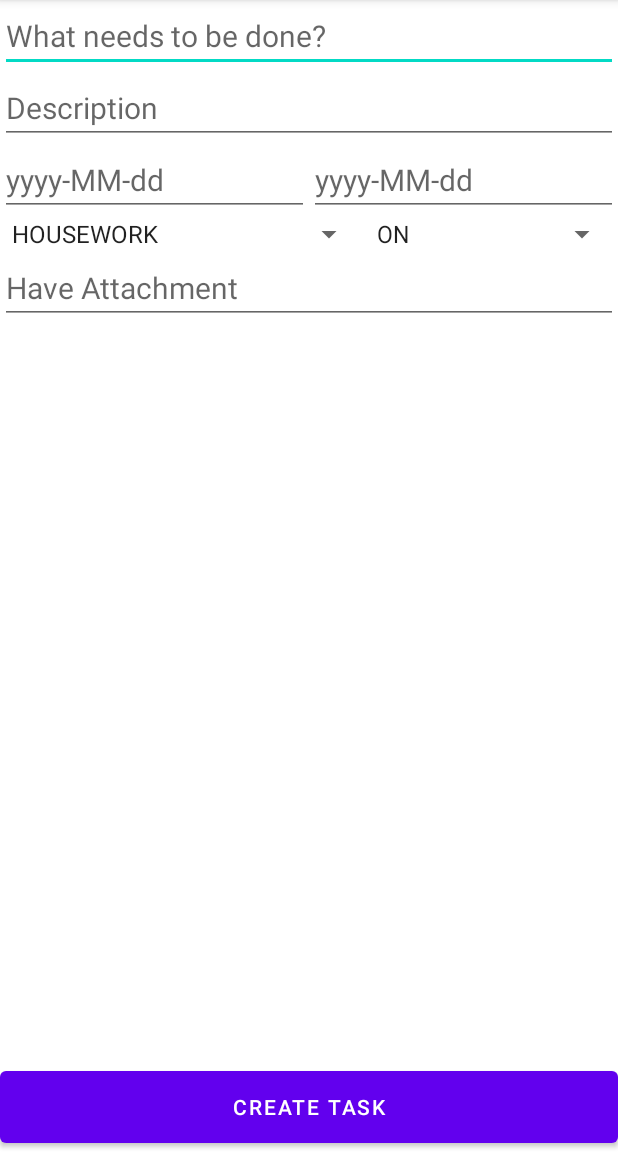
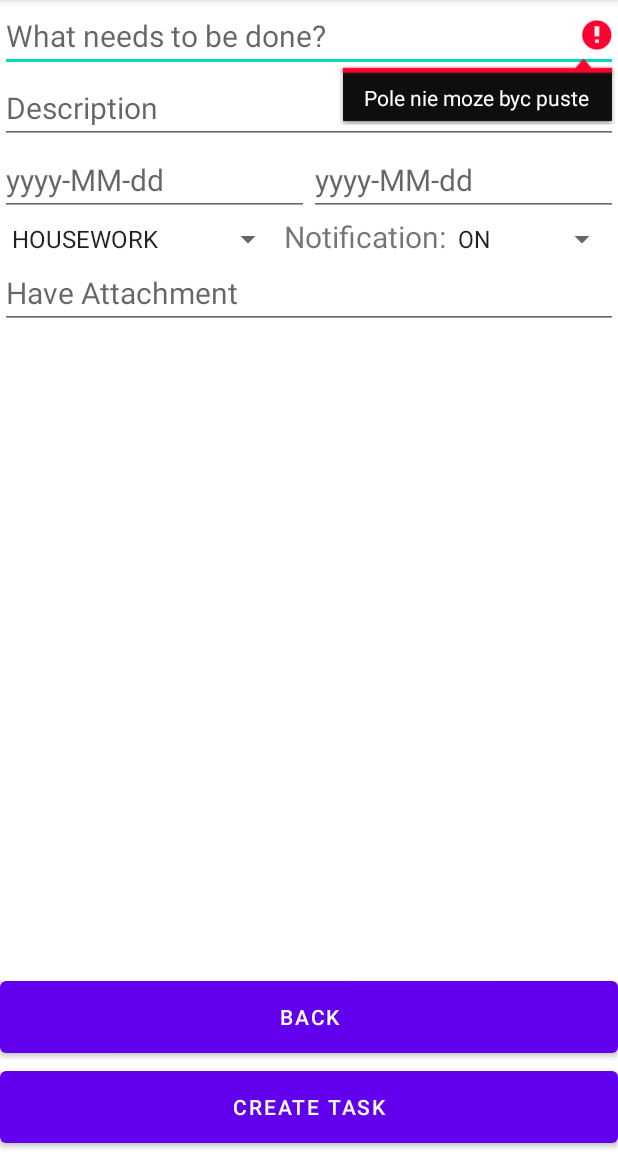
Before and after one commit to KamilSzus/ListaToDo, an Android app: the fragment CreateTask shown on its own in the app's theme, after a tap on "CREATE TASK", on a phone screen of 412 x 824 dp, the part 84-1236 px from its top. Run offline under Robolectric (Android 15) with nearby library versions, the phone set to English and light mode, and no system bars; 1 statement that could not run was skipped.

Commit message:
validation Task create

```diff
--- a/app/src/main/java/com/example/listatodo/CreateTask.java
+++ b/app/src/main/java/com/example/listatodo/CreateTask.java
@@ -8,6 +8,7 @@ import android.view.ViewGroup;
 import android.widget.Button;
 import android.widget.EditText;
 import android.widget.Spinner;
+import android.widget.Toast;
 
 import androidx.annotation.NonNull;
 import androidx.annotation.Nullable;
@@ -25,6 +26,7 @@ import java.util.Date;
 public class CreateTask extends Fragment {
 
     private Button createTask;
+    private Button cancel;
     private EditText editTextTaskTitle;
     private EditText editTextTaskDescription;
     private EditText editTextDateStart;
@@ -32,6 +34,11 @@ public class CreateTask extends Fragment {
     private EditText editTextHaveAttachment;
     private Spinner spinnerCategory;
     private Spinner spinnerNotification;
+
+    private Long startTaskDate;
+    private Long endTaskDate;
+    private String taskTitle;
+    private String taskDescription;
 
     @Override
     public View onCreateView(LayoutInflater inflater, ViewGroup container, Bundle savedInstanceState) {
@@ -50,7 +57,8 @@ public class CreateTask extends Fragment {
         editTextHaveAttachment = view.findViewById(R.id.editTextHaveAttachment);
         spinnerCategory = view.findViewById(R.id.spinnerCategory);
         spinnerNotification = view.findViewById(R.id.spinnerNotification);
-
+        cancel = view.findViewById(R.id.cancel);
+        cancel.setOnClickListener(v -> switchFragment());
         createTask = view.findViewById(R.id.createNewTask);
         createTask.setOnClickListener(v -> createTask());
     }
@@ -71,17 +79,23 @@ public class CreateTask extends Fragment {
     }
 
     private void createTask() {
-        ((MainActivity) requireActivity()).getDb().addTask(new TaskData(editTextTaskTitle.getText().toString()
-                , editTextTaskDescription.getText().toString()
-                , convertStringDateToLong(editTextDateStart.getText().toString())
-                , convertStringDateToLong(editTextDateEnd.getText().toString())
-                , TaskStatus.ACTIVE
-                , false
-                , TaskCategory.valueOf(spinnerCategory.getSelectedItem().toString())
-                , Boolean.valueOf(editTextHaveAttachment.getText().toString())));
+        if (validateData()) {
+            ((MainActivity) requireActivity()).getDb().addTask(new TaskData(taskTitle
+                    , taskDescription
+                    , startTaskDate
+                    , endTaskDate
+                    , TaskStatus.ACTIVE
+                    , spinnerNotification.getSelectedItem().toString().equals("ON")
+                    , TaskCategory.valueOf(spinnerCategory.getSelectedItem().toString())
+                    , Boolean.valueOf(editTextHaveAttachment.getText().toString())));
 
-        ((MainActivity) requireActivity()).loadTasks();
+            ((MainActivity) requireActivity()).loadTasks();
 
+            switchFragment();
+        }
+    }
+
+    private void switchFragment() {
         ((MainActivity) requireActivity()).getFloatingActionButton().show();
         getParentFragmentManager()
                 .beginTransaction()
@@ -89,4 +103,33 @@ public class CreateTask extends Fragment {
                 .setReorderingAllowed(true)
                 .commit();
     }
+
+    private boolean validateData() {
+        taskTitle = editTextTaskTitle.getText().toString();
+        if (taskTitle.isEmpty()) {
+            editTextTaskTitle.setError("Pole nie moze byc puste");
+            return false;
+        }
+        taskDescription = editTextTaskDescription.getText().toString();
+        if (taskDescription.isEmpty()) {
+            editTextTaskDescription.setError("Pole nie moze byc puste");
+            return false;
+        }
+        startTaskDate = convertStringDateToLong(editTextDateStart.getText().toString());
+        if (startTaskDate == 0) {
+            editTextDateStart.setError("niewłaściwy format daty");
+            return false;
+        }
+        endTaskDate = convertStringDateToLong(editTextDateEnd.getText().toString());
+        if (endTaskDate == 0) {
+            editTextDateEnd.setError("niewłaściwy format daty");
+            return false;
+        }
+        if (startTaskDate > endTaskDate) {
+            editTextDateEnd.setError("data zakonczenia zadanie nie moze byc wczesniejsza niz jego rozpoczecia");
+            return false;
+        }
+
+        return true;
+    }
 }
--- a/app/src/main/res/layout/fragment_create_task.xml
+++ b/app/src/main/res/layout/fragment_create_task.xml
@@ -74,6 +74,14 @@
             app:layout_constraintEnd_toEndOf="parent"
             android:layout_weight="1"
             app:layout_constraintStart_toEndOf="parent" />
+
+        <TextView
+            android:layout_width="wrap_content"
+            android:layout_height="wrap_content"
+            android:textSize="20sp"
+            android:text="@string/notification"
+            />
+
         <Spinner
             android:id="@+id/spinnerNotification"
             android:layout_width="wrap_content"
@@ -95,6 +103,14 @@
         app:layout_constraintTop_toBottomOf="@+id/tableRow" />
 
     <Button
+        android:id="@+id/cancel"
+        android:layout_width="match_parent"
+        android:layout_height="60dp"
+        android:text="@string/back"
+        app:layout_constraintBottom_toTopOf="@+id/createNewTask"
+        app:layout_constraintEnd_toEndOf="parent"
+        app:layout_constraintStart_toStartOf="parent" />
+    <Button
         android:id="@+id/createNewTask"
         android:layout_width="match_parent"
         android:layout_height="60dp"
--- a/app/src/main/res/values/strings.xml
+++ b/app/src/main/res/values/strings.xml
@@ -14,4 +14,6 @@
     <string name="taskStatus">Task status</string>
     <string name="haveAttachment">Have Attachment</string>
     <string name="dateFormat">yyyy-MM-dd</string>
+    <string name="notification">Notification:</string>
+    <string name="back">Back</string>
 </resources>
```
